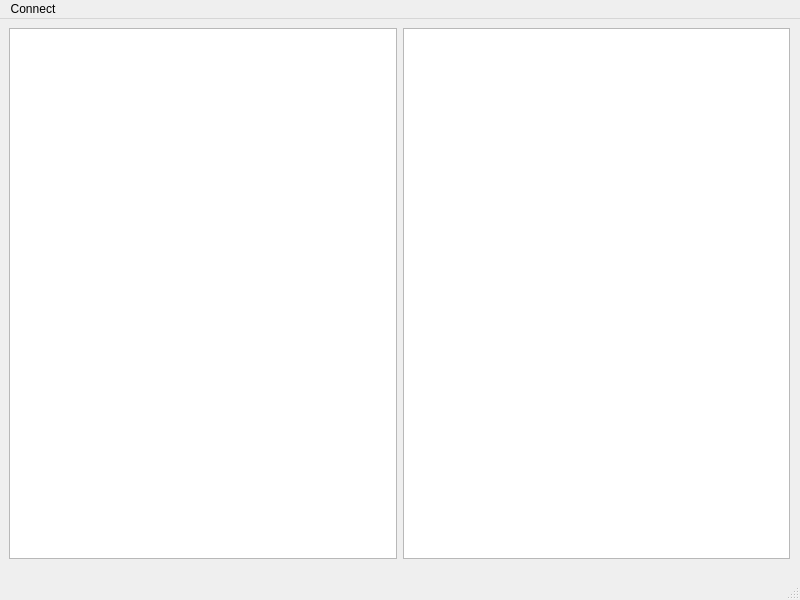
Old version of the form view/mainwindow.ui in the repository akhmeade/yanileda.
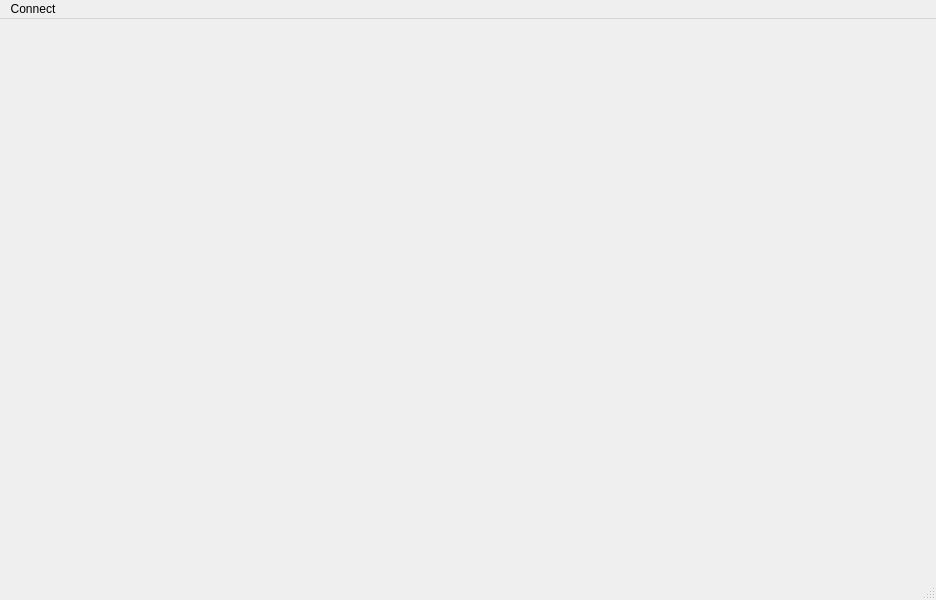
New version of the form.

Commit message: add file system class, function to create url, change view

What changed in the file:
```diff
--- a/view/mainwindow.ui
+++ b/view/mainwindow.ui
@@ -6,7 +6,7 @@
    <rect>
     <x>0</x>
     <y>0</y>
-    <width>800</width>
+    <width>936</width>
     <height>600</height>
    </rect>
   </property>
@@ -19,18 +19,11 @@
      <rect>
       <x>9</x>
       <y>9</y>
-      <width>781</width>
-      <height>531</height>
+      <width>921</width>
+      <height>551</height>
      </rect>
     </property>
-    <layout class="QHBoxLayout" name="horizontalLayout">
-     <item>
-      <widget class="QTableView" name="tableView"/>
-     </item>
-     <item>
-      <widget class="QTableView" name="tableView_2"/>
-     </item>
-    </layout>
+    <layout class="QHBoxLayout" name="layout"/>
    </widget>
   </widget>
   <widget class="QMenuBar" name="menubar">
@@ -38,7 +31,7 @@
     <rect>
      <x>0</x>
      <y>0</y>
-     <width>800</width>
+     <width>936</width>
      <height>22</height>
     </rect>
    </property>
```
The commit also changes 5 other files.
